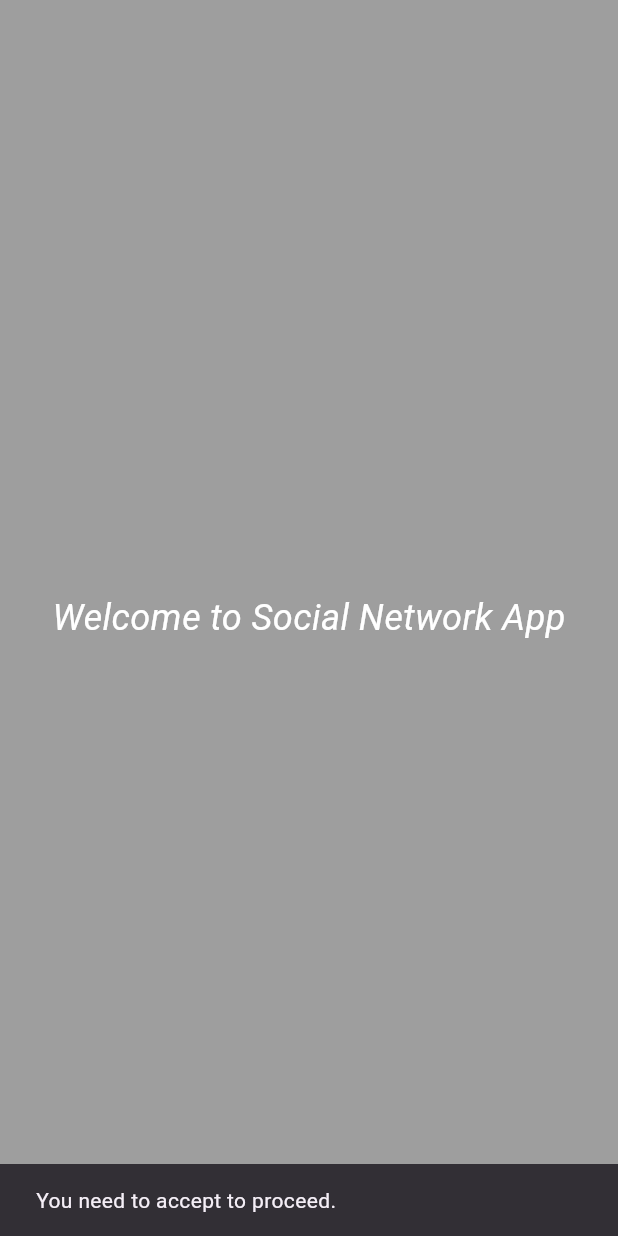
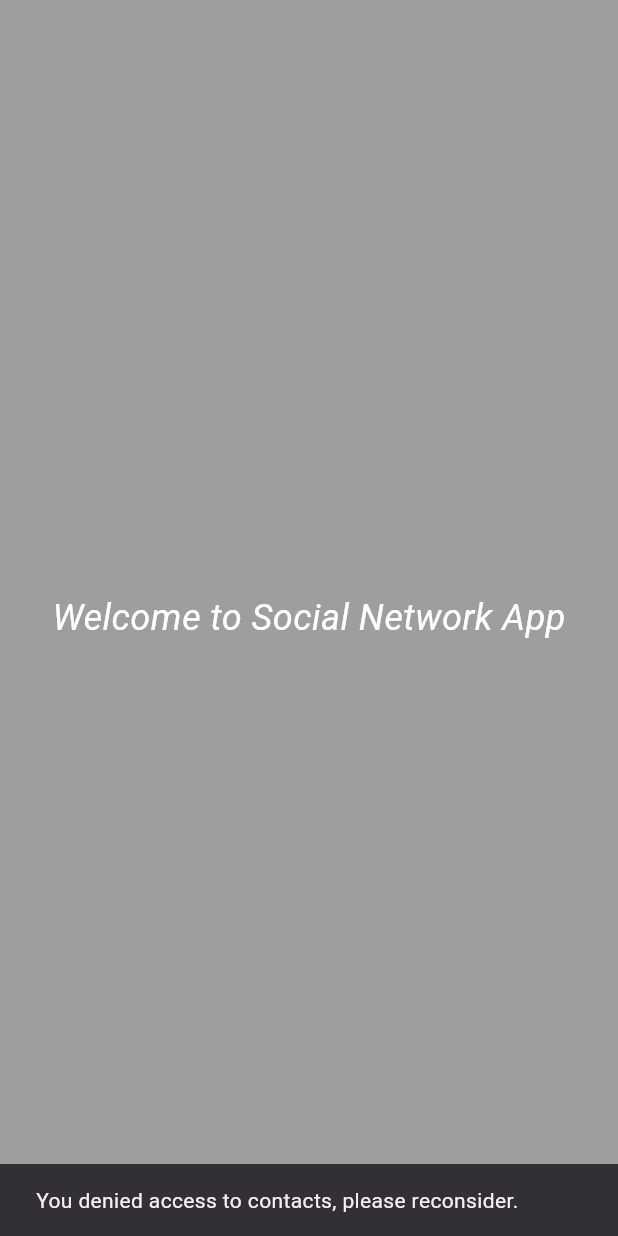
Before and after one commit to mkfarouk/grad_phase1, a Flutter app: the screen it shows after launch, after a tap on "Deny", on a phone screen of 412 x 824 dp. Run offline on Flutter 3.47's test engine with Material 3 defaults, Android fonts, the phone set to English and light mode, and no system bars; our stand-ins replace flutter_contacts.

Commit message:
Done Contacts Fetching and Displaying

```diff
--- a/lib/Controller/fetchContactsHandler.dart
+++ b/lib/Controller/fetchContactsHandler.dart
@@ -1,4 +1,3 @@
-// controller/contact_controller.dart
 
 import '../Model/Contacts.dart';
 import '../Repository/ContactRepository.dart';
@@ -8,19 +7,26 @@ class ContactController {
   List<ContactModel>? contacts;
 
   Future<void> loadContacts() async {
+    if (contacts != null) return; // Prevent reloading if already loaded
+
     try {
       contacts = await _repository.fetchContacts();
+      print("Contacts loaded: ${contacts?.map((c) => c.displayName).toList()}");
     } catch (e) {
-      throw Exception('Failed to load contacts: $e');
+      print("Error loading contacts: $e");
+      rethrow;
     }
   }
-/*returns the contacts with the specified alphabet and may return none if you don't have a
-  contact with that alphabet*/
-  List<ContactModel>? getContactsFilteredByAlphabet(String alphabet) {
+
+  List<ContactModel> getAllContacts() {
+    return contacts ?? [];
+  }
+
+  List<ContactModel> getContactsFilteredByAlphabet(String alphabet) {
     if (contacts == null || contacts!.isEmpty) return [];
-    //print("Contacts loaded: ${contacts!.length}");
+
     return contacts!
-        .where((contact) => contact.displayName.toUpperCase().startsWith(alphabet.toUpperCase()))
+        .where((contact) => contact.displayName.toUpperCase().startsWith(alphabet))
         .toList();
   }
 }
--- a/lib/Repository/ContactRepository.dart
+++ b/lib/Repository/ContactRepository.dart
@@ -2,18 +2,21 @@
 import 'package:flutter_contacts/flutter_contacts.dart';
 import '../Model/Contacts.dart';
 
+class ContactRepository {
+  get contacts => contacts;
 
-class ContactRepository {
   Future<List<ContactModel>> fetchContacts() async {
     if (!await FlutterContacts.requestPermission(readonly: true)) {
       throw Exception('Permission denied');
     }
-   //contacts is all the retrieved contacts from the mobile
+
     final contacts = await FlutterContacts.getContacts(withProperties: true);
     return contacts.map((contact) {
       return ContactModel(
         displayName: contact.displayName,
-        phoneNumber: contact.phones.isNotEmpty ? contact.phones.first.number : 'No phone number',
+        phoneNumber: contact.phones.isNotEmpty
+            ? contact.phones.first.number
+            : 'No phone number',
       );
     }).toList();
   }
--- a/lib/View/Screens/home.dart
+++ b/lib/View/Screens/home.dart
@@ -1,17 +1,22 @@
-// widgets/home_screen.dart
 import 'package:flutter/material.dart';
-//import '../Widgets/circle_layout.dart'; // Import your existing CircleLayout widget
-import '../Widgets/appBar.dart';
+
+import '../../Model/Contacts.dart';
 import '../Widgets/CircleLayout.dart';
+
+
 class HomeScreen extends StatelessWidget {
-  const HomeScreen({super.key});
+  final List<ContactModel>? contacts;
+
+  const HomeScreen({Key? key, required this.contacts}) : super(key: key);
 
   @override
   Widget build(BuildContext context) {
     return Scaffold(
-      appBar: const AppBarWidget(text: 'Shofly'),
-      body:  CircleLayout(), // Use your CircleLayout widget here
-
+      appBar: AppBar(
+        title: const Text('Shofly'),
+        centerTitle: true,
+      ),
+      body: CircleLayout(contacts: contacts ?? []), // Pass contacts to CircleLayout
     );
   }
 }
--- a/lib/View/Screens/landing.dart
+++ b/lib/View/Screens/landing.dart
@@ -1,30 +1,56 @@
-// views/screens/splash_screen.dart
 import 'package:flutter/material.dart';
+import '../../Controller/fetchContactsHandler.dart';
 import '../Widgets/permissionDialog.dart';
+import 'home.dart';
+
 
 class LandingScreen extends StatefulWidget {
-  const LandingScreen({super.key});
+  const LandingScreen({Key? key}) : super(key: key);
 
   @override
   _LandingScreenState createState() => _LandingScreenState();
 }
 
 class _LandingScreenState extends State<LandingScreen> {
+  final ContactController _controller = ContactController();
+
   @override
   void initState() {
     super.initState();
-    // Set a delay of 2 seconds before showing the permission dialog
-    Future.delayed(const Duration(seconds: 2), () {
-      PermissionDialog.showPermissionDialog(context, _onDeny);
-    });
+    // Show the permission dialog after a delay of 2 seconds
+    Future.delayed(const Duration(seconds: 2), _showPermissionDialog);
   }
 
-  void _onDeny() {
-    // Show a SnackBar when the permission is denied
+  void _showPermissionDialog() {
+    PermissionDialog.showPermissionDialog(
+      context: context,
+      onAccept: _fetchContactsAndNavigate, // Fetch contacts and navigate to HomeScreen
+      onDeny: _handlePermissionDenied,     // Handle permission denial
+    );
+  }
+
+  Future<void> _fetchContactsAndNavigate() async {
+    try {
+      await _controller.loadContacts();
+      Navigator.pushReplacement(
+        context,
+        MaterialPageRoute(
+          builder: (context) => HomeScreen(contacts: _controller.contacts),
+        ),
+      );
+    } catch (e) {
+      ScaffoldMessenger.of(context).showSnackBar(
+        const SnackBar(
+          content: Text('Failed to load contacts. Please try again.'),
+        ),
+      );
+    }
+  }
+
+  void _handlePermissionDenied() {
     ScaffoldMessenger.of(context).showSnackBar(
       const SnackBar(
-        content: Text('You denied access to contacts, please re-consider'),
-        duration: Duration(seconds: 4),
+        content: Text('You denied access to contacts, please reconsider.'),
       ),
     );
   }
--- a/lib/View/Widgets/CircleLayout.dart
+++ b/lib/View/Widgets/CircleLayout.dart
@@ -2,14 +2,20 @@
 import 'package:flutter/material.dart';
 import 'dart:math';
 import '../../Controller/fetchContactsHandler.dart';
+import '../../Model/Contacts.dart';
 import 'CirclePainter.dart';
 
 class CircleLayout extends StatefulWidget {
+  final List<ContactModel> contacts;
+
+  const CircleLayout({Key? key, required this.contacts}) : super(key: key);
+
   @override
   _CircleLayoutState createState() => _CircleLayoutState();
 }
 
 class _CircleLayoutState extends State<CircleLayout> {
+
   final ContactController _controller = ContactController();
   Offset _offset = Offset(0, 0);
   double radius = 178.0;
@@ -21,6 +27,7 @@ class _CircleLayoutState extends State<CircleLayout> {
   void initState() {
     super.initState();
     _loadContacts();
+    // _contacts = ContactRepository().fetchContacts();
   }
 
   Future<void> _loadContacts() async {
--- a/lib/View/Widgets/permissionDialog.dart
+++ b/lib/View/Widgets/permissionDialog.dart
@@ -1,59 +1,44 @@
-// widgets/permission_dialog.dart
 import 'package:flutter/material.dart';
-import '../Screens/landing.dart';
-import '../Screens/home.dart';
 
 class PermissionDialog extends StatelessWidget {
-  final VoidCallback onAccept; // Callback function for when "Accept" is chosen
+  final VoidCallback onAccept;
+  final VoidCallback onDeny;
 
-  const PermissionDialog({super.key, required this.onAccept});
+  const PermissionDialog({Key? key, required this.onAccept, required this.onDeny}) : super(key: key);
 
   @override
   Widget build(BuildContext context) {
     return AlertDialog(
       title: const Text('Permission Request'),
-      content: const Text('This app needs access to your contacts in order to work. Do you accept?'),
-      actions: <Widget>[
+      content: const Text('This app needs access to your contacts to function properly.'),
+      actions: [
         TextButton(
           onPressed: () {
-            Navigator.of(context).pop(); // Close the dialog
-            Navigator.push(context,
-                MaterialPageRoute(builder: (context) => const LandingScreen()));
-            // Show a snackbar if permission is denied
-
-            ScaffoldMessenger.of(context).showSnackBar(
-              const SnackBar(
-                content: Text('You need to accept to proceed.'),
-                duration: Duration(seconds: 4),
-              ),
-
-            );
+            Navigator.of(context).pop();
+            onDeny();
           },
           child: const Text('Deny'),
         ),
         TextButton(
           onPressed: () {
-            Navigator.of(context).pop(); // Close the dialog
-            onAccept(); // Call
-            // the onAccept callback to navigate
+            Navigator.of(context).pop();
+            onAccept();
           },
           child: const Text('Accept'),
         ),
       ],
     );
   }
-  static void showPermissionDialog(BuildContext context, void Function() onDeny) {
+
+  static void showPermissionDialog({
+    required BuildContext context,
+    required VoidCallback onAccept,
+    required VoidCallback onDeny,
+  }) {
     showDialog(
       context: context,
-      builder: (BuildContext context) {
-        return PermissionDialog(
-          onAccept: () {
-            Navigator.pushReplacement(
-              context,
-              MaterialPageRoute(builder: (context) => const HomeScreen()),
-            );
-          },
-        );
+      builder: (context) {
+        return PermissionDialog(onAccept: onAccept, onDeny: onDeny);
       },
     );
   }
```
Also changed, not shown: lib/View/Screens/CircleLayoutPage.dart (added, +127 -0 lines), 1 other file.
